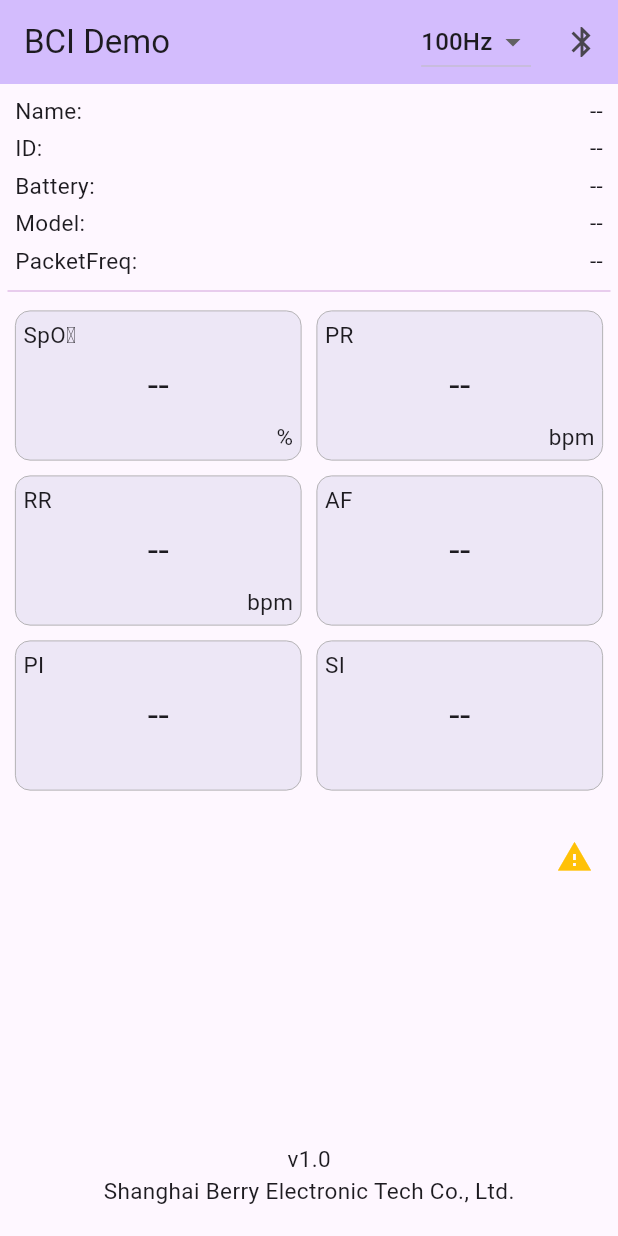
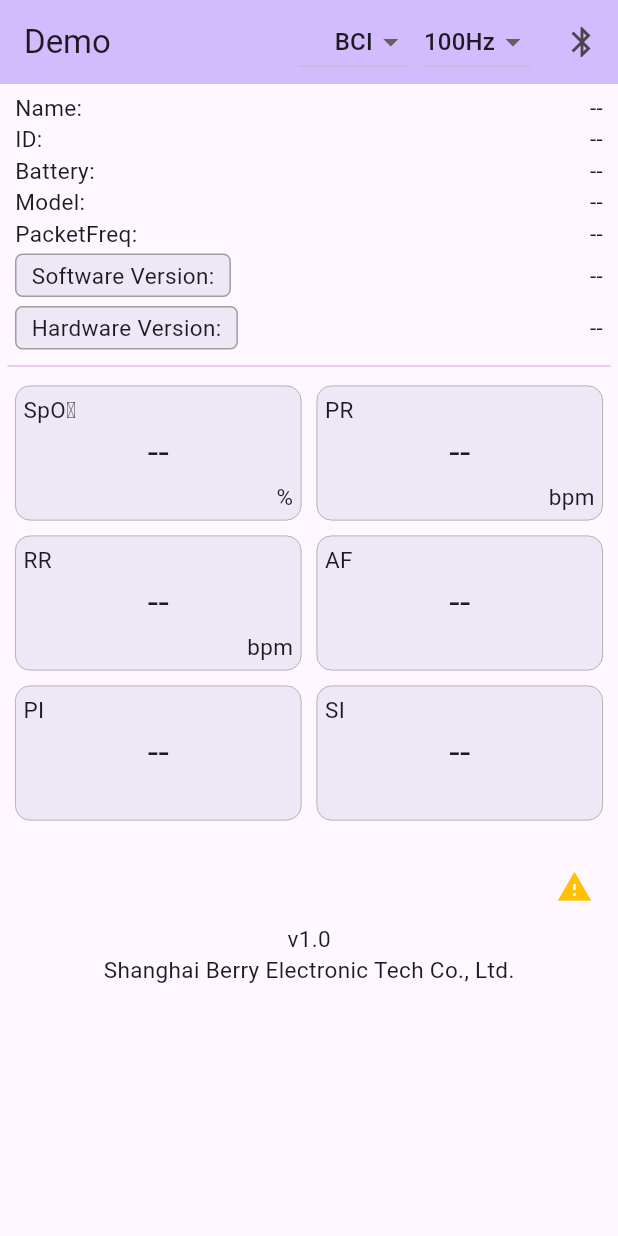
Before and after one commit to mz-myfc/bci_demo, a Flutter app: the screen it shows after launch, on a phone screen of 412 x 824 dp. Run offline on Flutter 3.47's test engine with Material 3 defaults, Android fonts, the phone set to English and light mode, and no system bars; our stand-ins replace flutter_smart_dialog, permission_handler, wakelock_plus; missing offline and left inert: app_settings, flutter_reactive_ble.

Commit message:
Add HV & SV

```diff
--- a/lib/home.dart
+++ b/lib/home.dart
@@ -2,10 +2,10 @@ import 'package:flutter/material.dart';
 import 'package:wakelock_plus/wakelock_plus.dart';
 
 import 'utils/ble/ble_helper.dart';
+import 'utils/ble/cmd.dart';
 import 'utils/ble/permission.dart';
 import 'utils/helper.dart';
 import 'utils/notice.dart';
-import 'utils/parse/berry_protocol_v1.4/berry_protocol_v1.4.dart';
 import 'utils/pop/pop.dart';
 
 /*
@@ -21,34 +21,55 @@ class HomePage extends StatefulWidget {
 }
 
 class _HomePageState extends State<HomePage> {
-  String _selectedItem = '100Hz';
+  String _protocolItem = 'BCI';
+  String _frequencyItem = '100Hz';
 
   @override
   void initState() {
     WakelockPlus.enable();
     Helper.h.startTimer();
     Future.delayed(
-        const Duration(seconds: 1), () async => await Ble.helper.bleState());
+      const Duration(seconds: 1), () async => await Ble.helper.bleState(),
+    );
     super.initState();
   }
 
-  void _onChanged(String? v) {
-    _selectedItem = v!;
-    BerryProtocol.instance.switchFrequency(_selectedItem);
+  //Switch Protocol
+  void _onProtocolChange(String? v) {
+    _protocolItem = v ?? 'BCI';
+    Cmd.instance.switchProtocol(_protocolItem);
+    setState(() {});
+  }
+
+  //Applies To Berry Protocol
+  void _onFrequencyChange(String? v) {
+    _frequencyItem = v ?? '100Hz';
+    Cmd.instance.switchFrequency(_frequencyItem);
     setState(() {});
   }
 
   @override
   Widget build(BuildContext context) => Scaffold(
         appBar: AppBar(
-          title: const Text('BCI Demo'),
+          title: const Text('Demo'),
           backgroundColor: Theme.of(context).colorScheme.inversePrimary,
           actions: [
             DropdownButton<String>(
-              value: _selectedItem,
-              onChanged: _onChanged,
+              alignment: Alignment.centerRight,
+              value: _protocolItem,
+              onChanged: _onProtocolChange,
               borderRadius: const BorderRadius.all(Radius.circular(10.0)),
-              items: ['1Hz', '50Hz', '100Hz', '200Hz', 'Stop', 'BCI', 'BERRY'].map((v) {
+              items: ['BCI', 'BERRY'].map((v) {
+                return DropdownMenuItem<String>(value: v, child: Text(v));
+              }).toList(),
+            ),
+            const SizedBox(width: 10),
+            DropdownButton<String>(
+              alignment: Alignment.centerRight,
+              value: _frequencyItem,
+              onChanged: _onFrequencyChange,
+              borderRadius: const BorderRadius.all(Radius.circular(10.0)),
+              items: ['1Hz', '50Hz', '100Hz', '200Hz', 'Stop'].map((v) {
                 return DropdownMenuItem<String>(
                   value: v,
                   child: Text(v),
@@ -65,8 +86,8 @@ class _HomePageState extends State<HomePage> {
         body: ChangeNotifierProvider(
           data: Helper.h,
           child: Consumer<Helper>(
-            builder: (context, helper) => Container(
-              margin: const EdgeInsets.all(5),
+            builder: (context, helper) => SingleChildScrollView(
+              padding: const EdgeInsets.all(5),
               child: Column(
                 children: [
                   HeadView(title: 'Name', value: helper.deviceName),
@@ -74,6 +95,18 @@ class _HomePageState extends State<HomePage> {
                   HeadView(title: 'Battery', value: helper.battery.battery),
                   HeadView(title: 'Model', value: helper.model),
                   HeadView(title: 'PacketFreq', value: helper.packetFreq),
+                  HeadView(
+                    title: 'Software Version',
+                    value: helper.sv,
+                    border: true,
+                    onTap: () => Ble.helper.write([0xFF]),
+                  ),
+                  HeadView(
+                    title: 'Hardware Version',
+                    value: helper.hv,
+                    border: true,
+                    onTap: () => Ble.helper.write([0xFE]),
+                  ),
                   Divider(color: Colors.purple.shade100),
                   Flex(
                     direction: Axis.horizontal,
@@ -104,7 +137,6 @@ class _HomePageState extends State<HomePage> {
                       onPressed: () => Pop.helper.promptPop(),
                     ),
                   ),
-                  const Spacer(),
                   const Text('v1.0', style: TextStyle(fontSize: 15)),
                   const Text('Shanghai Berry Electronic Tech Co., Ltd.', style: TextStyle(fontSize: 15)),
                   const SizedBox(height: 15),
@@ -138,7 +170,7 @@ class MyBox extends StatelessWidget {
   @override
   Widget build(BuildContext context) => Expanded(
         child: Container(
-          height: 100,
+          height: 90,
           margin: const EdgeInsets.all(5),
           decoration: BoxDecoration(
             color: Colors.deepPurple.shade50,
@@ -166,19 +198,44 @@ class MyBox extends StatelessWidget {
 }
 
 class HeadView extends StatelessWidget {
-  const HeadView({super.key, required this.title, required this.value});
+  const HeadView({
+    super.key,
+    required this.title,
+    required this.value,
+    this.border = false,
+    this.onTap,
+  });
 
   final String title;
   final String value;
+  final bool border;
+  final Function()? onTap;
 
   @override
   Widget build(BuildContext context) => Container(
         width: MediaQuery.of(context).size.width,
-        height: 25,
         padding: const EdgeInsets.symmetric(horizontal: 5),
         child: Row(
           children: [
-            Text('$title:', style: const TextStyle(fontSize: 15)),
+            border
+                ? InkWell(
+                    onTap: onTap,
+                    child: Container(
+                      padding: const EdgeInsets.fromLTRB(10, 3, 10, 3),
+                      margin: const EdgeInsets.symmetric(vertical: 3),
+                      alignment: Alignment.center,
+                      decoration: BoxDecoration(
+                        color: Colors.deepPurple.shade50,
+                        border: Border.all(width: 1, color: Colors.grey),
+                        borderRadius: BorderRadius.circular(5.0),
+                      ),
+                      child: Text(
+                        '$title:',
+                        style: const TextStyle(fontSize: 15),
+                      ),
+                    ),
+                  )
+                : Text('$title:', style: const TextStyle(fontSize: 15)),
             const Spacer(),
             Text(
               value,
```
Also changed, not shown: lib/utils/ble/cmd.dart (+43 -0 lines), lib/utils/helper.dart (+30 -13 lines), lib/utils/parse/berry_protocol_v1.4/berry_protocol_v1.4.dart (+0 -30 lines), 1 other file.
